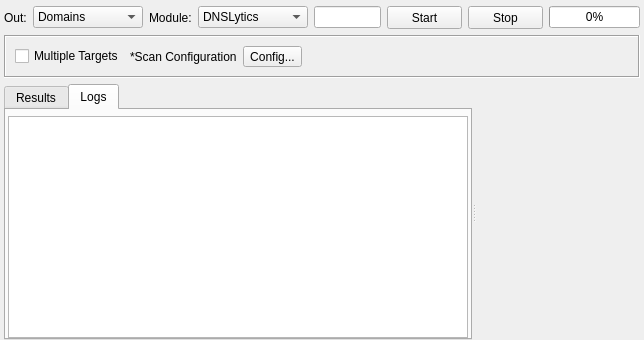
Qt form sub3suite/src/enums/ns/NSEnum.ui (3nock/OTE) before a commit.
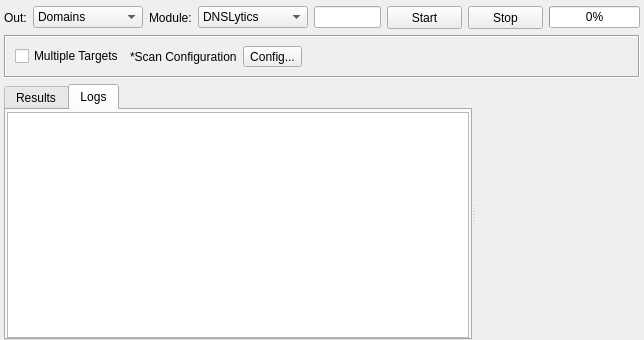
The same form after that commit. The open tabs and pages were chosen to show the change. Custom widgets are drawn as their Qt base class.

Commit message: refactored ASN Enum

Patch:
```diff
--- a/sub3suite/src/enums/ns/NSEnum.ui
+++ b/sub3suite/src/enums/ns/NSEnum.ui
@@ -319,13 +319,13 @@
        </attribute>
        <layout class="QVBoxLayout" name="verticalLayout_3">
         <property name="leftMargin">
-         <number>2</number>
+         <number>1</number>
         </property>
         <property name="topMargin">
-         <number>6</number>
+         <number>2</number>
         </property>
         <property name="rightMargin">
-         <number>2</number>
+         <number>1</number>
         </property>
         <property name="bottomMargin">
          <number>0</number>
```
The commit also changes 15 other files.
